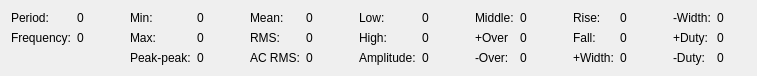
Qt form ui/measure_panel.ui (analogdevicesinc/scopy) before a commit.
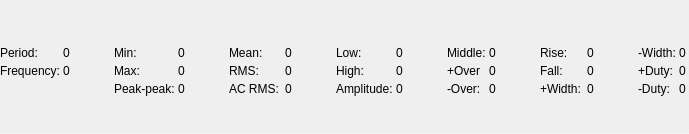
The same form after that commit.

Commit message: Oscilloscope: Tweak measurements panel GUI sizes

```diff
--- a/ui/measure_panel.ui
+++ b/ui/measure_panel.ui
@@ -6,12 +6,12 @@
    <rect>
     <x>0</x>
     <y>0</y>
-    <width>757</width>
-    <height>75</height>
+    <width>689</width>
+    <height>134</height>
    </rect>
   </property>
   <property name="sizePolicy">
-   <sizepolicy hsizetype="Fixed" vsizetype="Fixed">
+   <sizepolicy hsizetype="Expanding" vsizetype="Fixed">
     <horstretch>0</horstretch>
     <verstretch>0</verstretch>
    </sizepolicy>
@@ -20,63 +20,254 @@
    <string>Form</string>
   </property>
   <layout class="QGridLayout" name="gridLayout">
-   <item row="2" column="13">
+   <property name="leftMargin">
+    <number>0</number>
+   </property>
+   <property name="topMargin">
+    <number>0</number>
+   </property>
+   <property name="rightMargin">
+    <number>0</number>
+   </property>
+   <property name="bottomMargin">
+    <number>0</number>
+   </property>
+   <property name="spacing">
+    <number>3</number>
+   </property>
+   <item row="3" column="13">
     <widget class="QLabel" name="label_overshoot_n">
      <property name="text">
       <string>-Over:</string>
      </property>
     </widget>
    </item>
-   <item row="2" column="14">
-    <widget class="QLabel" name="label_overshoot_n_val">
+   <item row="1" column="2">
+    <spacer name="horizontalSpacer_2">
+     <property name="orientation">
+      <enum>Qt::Horizontal</enum>
+     </property>
+     <property name="sizeType">
+      <enum>QSizePolicy::Expanding</enum>
+     </property>
+     <property name="sizeHint" stdset="0">
+      <size>
+       <width>40</width>
+       <height>0</height>
+      </size>
+     </property>
+    </spacer>
+   </item>
+   <item row="2" column="4">
+    <widget class="QLabel" name="label_max_val">
      <property name="text">
       <string>0</string>
      </property>
     </widget>
    </item>
-   <item row="1" column="14">
-    <widget class="QLabel" name="label_overshoot_p_val">
+   <item row="1" column="20">
+    <widget class="QLabel" name="label_width_n">
      <property name="text">
+      <string>-Width:</string>
+     </property>
+    </widget>
+   </item>
+   <item row="1" column="19">
+    <spacer name="horizontalSpacer_6">
+     <property name="orientation">
+      <enum>Qt::Horizontal</enum>
+     </property>
+     <property name="sizeType">
+      <enum>QSizePolicy::Expanding</enum>
+     </property>
+     <property name="sizeHint" stdset="0">
+      <size>
+       <width>40</width>
+       <height>0</height>
+      </size>
+     </property>
+    </spacer>
+   </item>
+   <item row="2" column="16">
+    <widget class="QLabel" name="label_fall">
+     <property name="text">
+      <string>Fall:</string>
+     </property>
+    </widget>
+   </item>
+   <item row="2" column="13">
+    <widget class="QLabel" name="label_overshoot_p">
+     <property name="text">
+      <string>+Over</string>
+     </property>
+    </widget>
+   </item>
+   <item row="1" column="15">
+    <spacer name="horizontalSpacer_7">
+     <property name="orientation">
+      <enum>Qt::Horizontal</enum>
+     </property>
+     <property name="sizeType">
+      <enum>QSizePolicy::Expanding</enum>
+     </property>
+     <property name="sizeHint" stdset="0">
+      <size>
+       <width>40</width>
+       <height>0</height>
+      </size>
+     </property>
+    </spacer>
+   </item>
+   <item row="3" column="16">
+    <widget class="QLabel" name="label_width_p">
+     <property name="text">
+      <string>+Width:</string>
+     </property>
+    </widget>
+   </item>
+   <item row="1" column="18">
+    <widget class="QLabel" name="label_rise_val">
+     <property name="text">
       <string>0</string>
      </property>
     </widget>
    </item>
-   <item row="2" column="10">
-    <widget class="QLabel" name="label_ampl">
+   <item row="2" column="18">
+    <widget class="QLabel" name="label_fall_val">
      <property name="text">
-      <string>Amplitude:</string>
+      <string>0</string>
      </property>
     </widget>
    </item>
-   <item row="0" column="14">
-    <widget class="QLabel" name="label_middle_val">
+   <item row="1" column="9">
+    <spacer name="horizontalSpacer_4">
+     <property name="orientation">
+      <enum>Qt::Horizontal</enum>
+     </property>
+     <property name="sizeType">
+      <enum>QSizePolicy::Expanding</enum>
+     </property>
+     <property name="sizeHint" stdset="0">
+      <size>
+       <width>40</width>
+       <height>0</height>
+      </size>
+     </property>
+    </spacer>
+   </item>
+   <item row="1" column="16">
+    <widget class="QLabel" name="label_rise">
      <property name="text">
+      <string>Rise:</string>
+     </property>
+    </widget>
+   </item>
+   <item row="1" column="12">
+    <spacer name="horizontalSpacer_5">
+     <property name="orientation">
+      <enum>Qt::Horizontal</enum>
+     </property>
+     <property name="sizeType">
+      <enum>QSizePolicy::Expanding</enum>
+     </property>
+     <property name="sizeHint" stdset="0">
+      <size>
+       <width>40</width>
+       <height>0</height>
+      </size>
+     </property>
+    </spacer>
+   </item>
+   <item row="9" column="0">
+    <spacer name="verticalSpacer">
+     <property name="orientation">
+      <enum>Qt::Vertical</enum>
+     </property>
+     <property name="sizeType">
+      <enum>QSizePolicy::Fixed</enum>
+     </property>
+     <property name="sizeHint" stdset="0">
+      <size>
+       <width>0</width>
+       <height>34</height>
+      </size>
+     </property>
+    </spacer>
+   </item>
+   <item row="3" column="18">
+    <widget class="QLabel" name="label_width_p_val">
+     <property name="text">
       <string>0</string>
      </property>
     </widget>
    </item>
-   <item row="0" column="13">
+   <item row="1" column="3">
+    <widget class="QLabel" name="label_min">
+     <property name="text">
+      <string>Min:</string>
+     </property>
+    </widget>
+   </item>
+   <item row="0" column="0">
+    <spacer name="verticalSpacer_2">
+     <property name="orientation">
+      <enum>Qt::Vertical</enum>
+     </property>
+     <property name="sizeType">
+      <enum>QSizePolicy::Fixed</enum>
+     </property>
+     <property name="sizeHint" stdset="0">
+      <size>
+       <width>0</width>
+       <height>45</height>
+      </size>
+     </property>
+    </spacer>
+   </item>
+   <item row="10" column="0" colspan="23">
+    <widget class="Line" name="line">
+     <property name="minimumSize">
+      <size>
+       <width>0</width>
+       <height>1</height>
+      </size>
+     </property>
+     <property name="maximumSize">
+      <size>
+       <width>16777215</width>
+       <height>1</height>
+      </size>
+     </property>
+     <property name="styleSheet">
+      <string notr="true">border: 1px solid rgba(255, 255, 255, 51);</string>
+     </property>
+     <property name="orientation">
+      <enum>Qt::Horizontal</enum>
+     </property>
+    </widget>
+   </item>
+   <item row="3" column="20">
+    <widget class="QLabel" name="label_duty_n">
+     <property name="text">
+      <string>-Duty:</string>
+     </property>
+    </widget>
+   </item>
+   <item row="1" column="13">
     <widget class="QLabel" name="label_middle">
      <property name="text">
       <string>Middle:</string>
      </property>
     </widget>
    </item>
-   <item row="0" column="21">
-    <widget class="QLabel" name="label_width_n_val">
-     <property name="text">
-      <string>0</string>
-     </property>
-    </widget>
-   </item>
-   <item row="1" column="20">
-    <widget class="QLabel" name="label_duty_p">
-     <property name="text">
-      <string>+Duty:</string>
-     </property>
-    </widget>
-   </item>
    <item row="1" column="21">
+    <widget class="QLabel" name="label_width_n_val">
+     <property name="text">
+      <string>0</string>
+     </property>
+    </widget>
+   </item>
+   <item row="2" column="21">
     <widget class="QLabel" name="label_duty_p_val">
      <property name="text">
       <string>0</string>
@@ -84,110 +275,138 @@
     </widget>
    </item>
    <item row="2" column="20">
-    <widget class="QLabel" name="label_duty_n">
+    <widget class="QLabel" name="label_duty_p">
      <property name="text">
-      <string>-Duty:</string>
+      <string>+Duty:</string>
      </property>
     </widget>
    </item>
-   <item row="2" column="21">
+   <item row="1" column="14">
+    <widget class="QLabel" name="label_middle_val">
+     <property name="text">
+      <string>0</string>
+     </property>
+    </widget>
+   </item>
+   <item row="3" column="10">
+    <widget class="QLabel" name="label_ampl">
+     <property name="text">
+      <string>Amplitude:</string>
+     </property>
+    </widget>
+   </item>
+   <item row="2" column="14">
+    <widget class="QLabel" name="label_overshoot_p_val">
+     <property name="text">
+      <string>0</string>
+     </property>
+    </widget>
+   </item>
+   <item row="3" column="14">
+    <widget class="QLabel" name="label_overshoot_n_val">
+     <property name="text">
+      <string>0</string>
+     </property>
+    </widget>
+   </item>
+   <item row="3" column="21">
     <widget class="QLabel" name="label_duty_n_val">
      <property name="text">
       <string>0</string>
      </property>
     </widget>
    </item>
-   <item row="0" column="1">
+   <item row="1" column="1">
     <widget class="QLabel" name="label_period_val">
      <property name="text">
       <string>0</string>
      </property>
     </widget>
    </item>
-   <item row="1" column="8">
+   <item row="2" column="8">
     <widget class="QLabel" name="label_rms_val">
      <property name="text">
       <string>0</string>
      </property>
     </widget>
    </item>
-   <item row="1" column="3">
+   <item row="2" column="3">
     <widget class="QLabel" name="label_max">
      <property name="text">
       <string>Max:</string>
      </property>
     </widget>
    </item>
-   <item row="2" column="11">
+   <item row="3" column="11">
     <widget class="QLabel" name="label_ampl_val">
      <property name="text">
       <string>0</string>
      </property>
     </widget>
    </item>
-   <item row="1" column="10">
+   <item row="2" column="10">
     <widget class="QLabel" name="label_high">
      <property name="text">
       <string>High:</string>
      </property>
     </widget>
    </item>
-   <item row="2" column="3">
+   <item row="3" column="3">
     <widget class="QLabel" name="label_ppeak">
      <property name="text">
       <string>Peak-peak:</string>
      </property>
     </widget>
    </item>
-   <item row="1" column="0">
+   <item row="2" column="0">
     <widget class="QLabel" name="label_freq">
      <property name="text">
       <string>Frequency:</string>
      </property>
     </widget>
    </item>
-   <item row="2" column="6">
+   <item row="3" column="6">
     <widget class="QLabel" name="label_ac_rms">
      <property name="text">
       <string>AC RMS:</string>
      </property>
     </widget>
    </item>
-   <item row="0" column="11">
+   <item row="1" column="11">
     <widget class="QLabel" name="label_low_val">
      <property name="text">
       <string>0</string>
      </property>
     </widget>
    </item>
-   <item row="0" column="10">
+   <item row="1" column="10">
     <widget class="QLabel" name="label_low">
      <property name="text">
       <string>Low:</string>
      </property>
     </widget>
    </item>
-   <item row="0" column="0">
+   <item row="1" column="0">
     <widget class="QLabel" name="label_period">
      <property name="text">
       <string>Period:</string>
      </property>
     </widget>
    </item>
-   <item row="1" column="11">
+   <item row="2" column="11">
     <widget class="QLabel" name="label_high_val">
      <property name="text">
       <string>0</string>
      </property>
     </widget>
    </item>
-   <item row="0" column="5">
+   <item row="1" column="5">
     <spacer name="horizontalSpacer_3">
      <property name="orientation">
       <enum>Qt::Horizontal</enum>
      </property>
      <property name="sizeType">
-      <enum>QSizePolicy::Fixed</enum>
+      <enum>QSizePolicy::Expanding</enum>
      </property>
      <property name="sizeHint" stdset="0">
       <size>
@@ -197,231 +416,55 @@
      </property>
     </spacer>
    </item>
-   <item row="0" column="8">
+   <item row="1" column="8">
     <widget class="QLabel" name="label_mean_val">
      <property name="text">
       <string>0</string>
      </property>
     </widget>
    </item>
-   <item row="2" column="4">
+   <item row="3" column="4">
     <widget class="QLabel" name="label_ppeak_val">
      <property name="text">
       <string>0</string>
      </property>
     </widget>
    </item>
-   <item row="0" column="6">
+   <item row="1" column="6">
     <widget class="QLabel" name="label_mean">
      <property name="text">
       <string>Mean:</string>
      </property>
     </widget>
    </item>
-   <item row="0" column="4">
+   <item row="1" column="4">
     <widget class="QLabel" name="label_min_val">
      <property name="text">
       <string>0</string>
      </property>
     </widget>
    </item>
-   <item row="2" column="8">
+   <item row="3" column="8">
     <widget class="QLabel" name="label_ac_rms_val">
      <property name="text">
       <string>0</string>
      </property>
     </widget>
    </item>
-   <item row="1" column="6">
+   <item row="2" column="6">
     <widget class="QLabel" name="label_rms">
      <property name="text">
       <string>RMS:</string>
      </property>
     </widget>
    </item>
-   <item row="1" column="1">
+   <item row="2" column="1">
     <widget class="QLabel" name="label_freq_val">
      <property name="text">
       <string>0</string>
      </property>
     </widget>
    </item>
-   <item row="2" column="22">
-    <spacer name="horizontalSpacer">
-     <property name="orientation">
-      <enum>Qt::Horizontal</enum>
-     </property>
-     <property name="sizeHint" stdset="0">
-      <size>
-       <width>0</width>
-       <height>0</height>
-      </size>
-     </property>
-    </spacer>
-   </item>
-   <item row="0" column="3">
-    <widget class="QLabel" name="label_min">
-     <property name="text">
-      <string>Min:</string>
-     </property>
-    </widget>
-   </item>
-   <item row="0" column="9">
-    <spacer name="horizontalSpacer_4">
-     <property name="orientation">
-      <enum>Qt::Horizontal</enum>
-     </property>
-     <property name="sizeType">
-      <enum>QSizePolicy::Fixed</enum>
-     </property>
-     <property name="sizeHint" stdset="0">
-      <size>
-       <width>40</width>
-       <height>0</height>
-      </size>
-     </property>
-    </spacer>
-   </item>
-   <item row="0" column="2">
-    <spacer name="horizontalSpacer_2">
-     <property name="orientation">
-      <enum>Qt::Horizontal</enum>
-     </property>
-     <property name="sizeType">
-      <enum>QSizePolicy::Fixed</enum>
-     </property>
-     <property name="sizeHint" stdset="0">
-      <size>
-       <width>40</width>
-       <height>0</height>
-      </size>
-     </property>
-    </spacer>
-   </item>
-   <item row="8" column="0">
-    <spacer name="verticalSpacer">
-     <property name="orientation">
-      <enum>Qt::Vertical</enum>
-     </property>
-     <property name="sizeHint" stdset="0">
-      <size>
-       <width>0</width>
-       <height>0</height>
-      </size>
-     </property>
-    </spacer>
-   </item>
-   <item row="0" column="12">
-    <spacer name="horizontalSpacer_5">
-     <property name="orientation">
-      <enum>Qt::Horizontal</enum>
-     </property>
-     <property name="sizeType">
-      <enum>QSizePolicy::Fixed</enum>
-     </property>
-     <property name="sizeHint" stdset="0">
-      <size>
-       <width>40</width>
-       <height>0</height>
-      </size>
-     </property>
-    </spacer>
-   </item>
-   <item row="1" column="13">
-    <widget class="QLabel" name="label_overshoot_p">
-     <property name="text">
-      <string>+Over</string>
-     </property>
-    </widget>
-   </item>
-   <item row="1" column="4">
-    <widget class="QLabel" name="label_max_val">
-     <property name="text">
-      <string>0</string>
-     </property>
-    </widget>
-   </item>
-   <item row="0" column="15">
-    <spacer name="horizontalSpacer_7">
-     <property name="orientation">
-      <enum>Qt::Horizontal</enum>
-     </property>
-     <property name="sizeType">
-      <enum>QSizePolicy::Fixed</enum>
-     </property>
-     <property name="sizeHint" stdset="0">
-      <size>
-       <width>40</width>
-       <height>0</height>
-      </size>
-     </property>
-    </spacer>
-   </item>
-   <item row="0" column="16">
-    <widget class="QLabel" name="label_rise">
-     <property name="text">
-      <string>Rise:</string>
-     </property>
-    </widget>
-   </item>
-   <item row="0" column="18">
-    <widget class="QLabel" name="label_rise_val">
-     <property name="text">
-      <string>0</string>
-     </property>
-    </widget>
-   </item>
-   <item row="1" column="16">
-    <widget class="QLabel" name="label_fall">
-     <property name="text">
-      <string>Fall:</string>
-     </property>
-    </widget>
-   </item>
-   <item row="1" column="18">
-    <widget class="QLabel" name="label_fall_val">
-     <property name="text">
-      <string>0</string>
-     </property>
-    </widget>
-   </item>
-   <item row="0" column="20">
-    <widget class="QLabel" name="label_width_n">
-     <property name="text">
-      <string>-Width:</string>
-     </property>
-    </widget>
-   </item>
-   <item row="2" column="16">
-    <widget class="QLabel" name="label_width_p">
-     <property name="text">
-      <string>+Width:</string>
-     </property>
-    </widget>
-   </item>
-   <item row="2" column="18">
-    <widget class="QLabel" name="label_width_p_val">
-     <property name="text">
-      <string>0</string>
-     </property>
-    </widget>
-   </item>
-   <item row="0" column="19">
-    <spacer name="horizontalSpacer_6">
-     <property name="orientation">
-      <enum>Qt::Horizontal</enum>
-     </property>
-     <property name="sizeType">
-      <enum>QSizePolicy::Fixed</enum>
-     </property>
-     <property name="sizeHint" stdset="0">
-      <size>
-       <width>40</width>
-       <height>0</height>
-      </size>
-     </property>
-    </spacer>
-   </item>
   </layout>
  </widget>
  <resources/>
```
